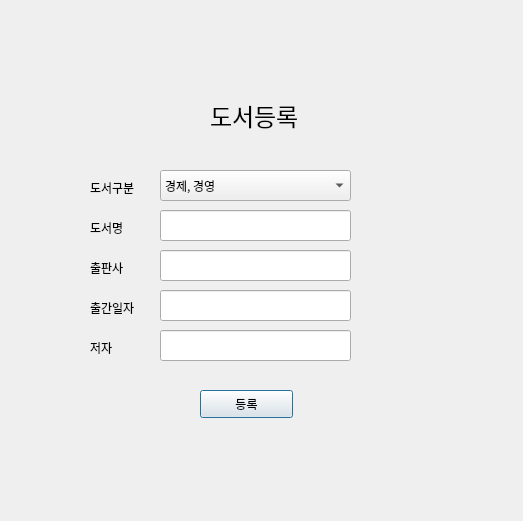
Old version of the form book_register.ui in the repository minhaeun/Database.
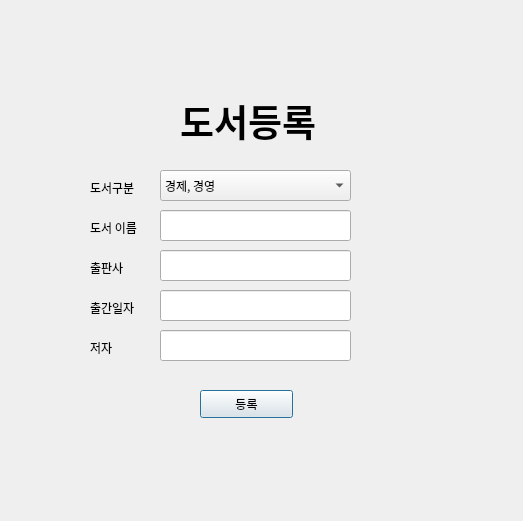
New version of the form. Icons and pictures are not drawn.

Diff of the .ui file:
```diff
--- a/book_register.ui
+++ b/book_register.ui
@@ -31,16 +31,18 @@
   <widget class="QLabel" name="label">
    <property name="geometry">
     <rect>
-     <x>210</x>
-     <y>100</y>
-     <width>101</width>
-     <height>31</height>
+     <x>180</x>
+     <y>90</y>
+     <width>181</width>
+     <height>61</height>
     </rect>
    </property>
    <property name="font">
     <font>
      <family>메이플스토리</family>
-     <pointsize>18</pointsize>
+     <pointsize>28</pointsize>
+     <weight>75</weight>
+     <bold>true</bold>
     </font>
    </property>
    <property name="text">
@@ -62,16 +64,16 @@
     </font>
    </property>
    <property name="text">
-    <string>도서명</string>
+    <string>도서 이름</string>
    </property>
   </widget>
   <widget class="QLabel" name="label_27">
    <property name="geometry">
     <rect>
-     <x>170</x>
+     <x>110</x>
      <y>100</y>
-     <width>32</width>
-     <height>32</height>
+     <width>41</width>
+     <height>41</height>
     </rect>
    </property>
    <property name="font">
```
